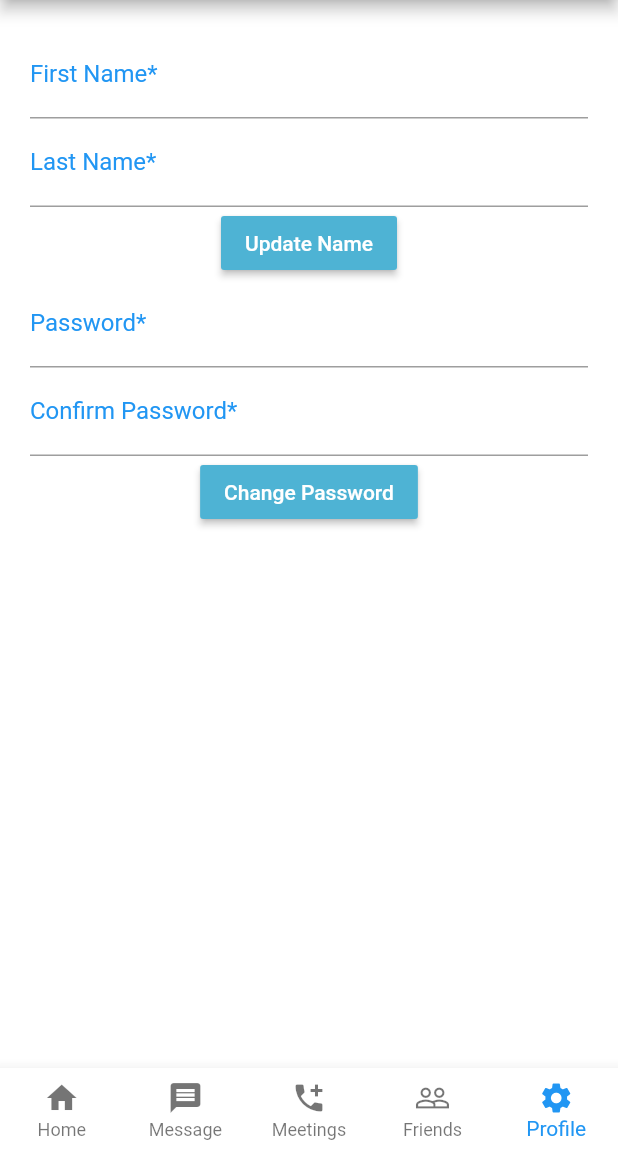
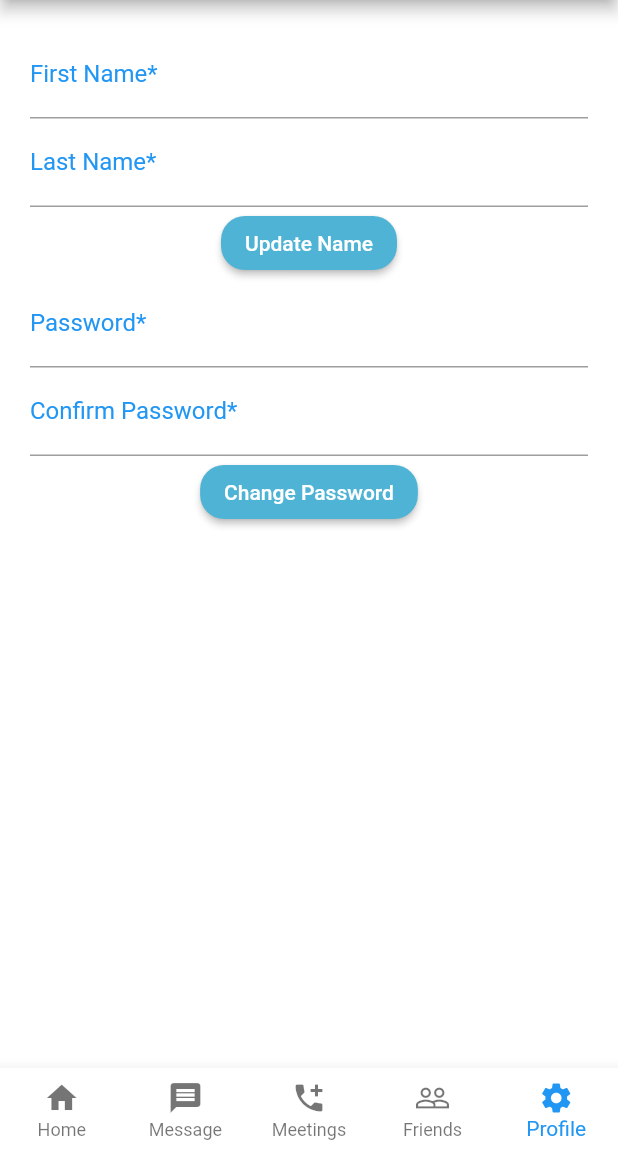
Before and after one commit to hazyon/fyf, a Flutter app: the ControlPage screen opened directly, item 5 of the bottom bar chosen, on a phone screen of 412 x 824 dp, the part 84-1236 px from its top. Run offline on Flutter 3.47's test engine with Material 2 defaults, Android fonts, the phone set to English and light mode, and no system bars; our stand-ins replace cloud_firestore, firebase_auth; accounts and stored records are empty; Roboto replaces fonts that are missing (Montserrat).

Commit message:
buttons UI

```diff
--- a/study_buddy/lib/home.dart
+++ b/study_buddy/lib/home.dart
@@ -12,7 +12,6 @@ class HomePage extends StatelessWidget {
       FlatButton(
       child: Text('Add Hardcoded Task'),
       onPressed: () {
-
       Firestore.instance
           .collection('tasks')
           .add({
--- a/study_buddy/lib/login.dart
+++ b/study_buddy/lib/login.dart
@@ -74,6 +74,8 @@ class _LoginPageState extends State<LoginPage> {
                         child: Text("Login"),
                         color: Theme.of(context).primaryColor,
                         textColor: Colors.white,
+                        shape: RoundedRectangleBorder(
+                            borderRadius: BorderRadius.all(Radius.circular(16.0))),
                         onPressed: () {
                           if (_loginFormKey.currentState.validate()) {
                             FirebaseAuth.instance
--- a/study_buddy/lib/profileUpdate.dart
+++ b/study_buddy/lib/profileUpdate.dart
@@ -84,6 +84,8 @@ class _ProfilePageState extends State<ProfilePage> {
                         }),
                     RaisedButton(
                       child: Text("Update Name"),
+                      shape: RoundedRectangleBorder(
+                          borderRadius: BorderRadius.all(Radius.circular(16.0))),
                       color: Theme.of(context).primaryColor,
                       textColor: Colors.white,
                       onPressed: () {
@@ -120,6 +122,8 @@ class _ProfilePageState extends State<ProfilePage> {
                     ),
                     RaisedButton(
                       child: Text("Change Password"),
+                      shape: RoundedRectangleBorder(
+                          borderRadius: BorderRadius.all(Radius.circular(16.0))),
                       color: Theme.of(context).primaryColor,
                       textColor: Colors.white,
                       onPressed: () {
--- a/study_buddy/lib/register.dart
+++ b/study_buddy/lib/register.dart
@@ -106,6 +106,8 @@ class _RegisterPageState extends State<RegisterPage> {
                       ),
                       RaisedButton(
                         child: Text("Register"),
+                        shape: RoundedRectangleBorder(
+                            borderRadius: BorderRadius.all(Radius.circular(16.0))),
                         color: Theme.of(context).primaryColor,
                         textColor: Colors.white,
                         onPressed: () {
```
Also changed, not shown: study_buddy/lib/main.dart (+5 -3 lines).
